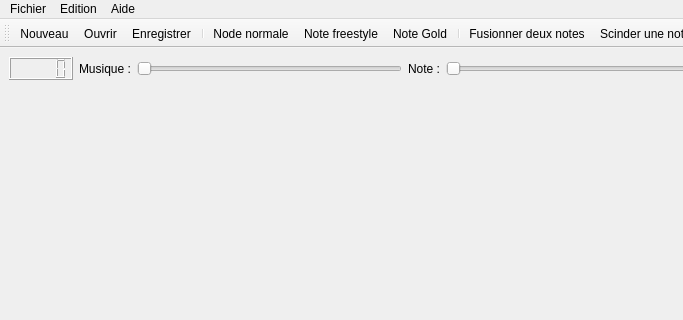
Above: src/editorwindow.ui from Bramas/Ultratools before the change; both pictures show x 0 to 683 and y 0 to 320 of the 960 by 534 pixel window. Below: the same form after it.
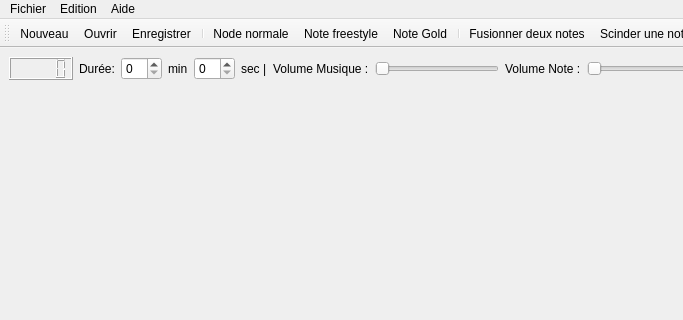
That is the form after the change. Icons and pictures are not drawn.

The edit to the form file:
```diff
--- a/src/editorwindow.ui
+++ b/src/editorwindow.ui
@@ -26,10 +26,41 @@
         <item>
          <widget class="QLCDNumber" name="lcd_music"/>
         </item>
+        <item>
+         <widget class="QLabel" name="label_4">
+          <property name="text">
+           <string>Durée:</string>
+          </property>
+         </widget>
+        </item>
+        <item>
+         <widget class="QSpinBox" name="spinBoxMinute"/>
+        </item>
+        <item>
+         <widget class="QLabel" name="label_5">
+          <property name="text">
+           <string>min</string>
+          </property>
+         </widget>
+        </item>
+        <item>
+         <widget class="QSpinBox" name="spinBoxSecond">
+          <property name="maximum">
+           <number>59</number>
+          </property>
+         </widget>
+        </item>
+        <item>
+         <widget class="QLabel" name="label_6">
+          <property name="text">
+           <string>sec |</string>
+          </property>
+         </widget>
+        </item>
         <item>
          <widget class="QLabel" name="label">
           <property name="text">
-           <string>Musique :</string>
+           <string>Volume Musique :</string>
           </property>
          </widget>
         </item>
@@ -43,7 +74,7 @@
         <item>
          <widget class="QLabel" name="label_2">
           <property name="text">
-           <string>Note :</string>
+           <string>Volume Note :</string>
           </property>
          </widget>
         </item>
```
